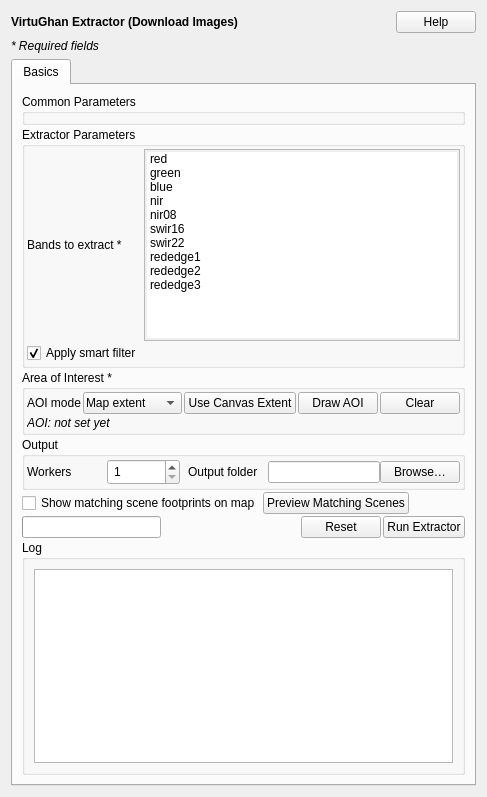
Before: the Qt Designer form virtughan_qgis/extractor/extractor_form.ui in virtughan/qgis-plugin, drawn with Qt 5.
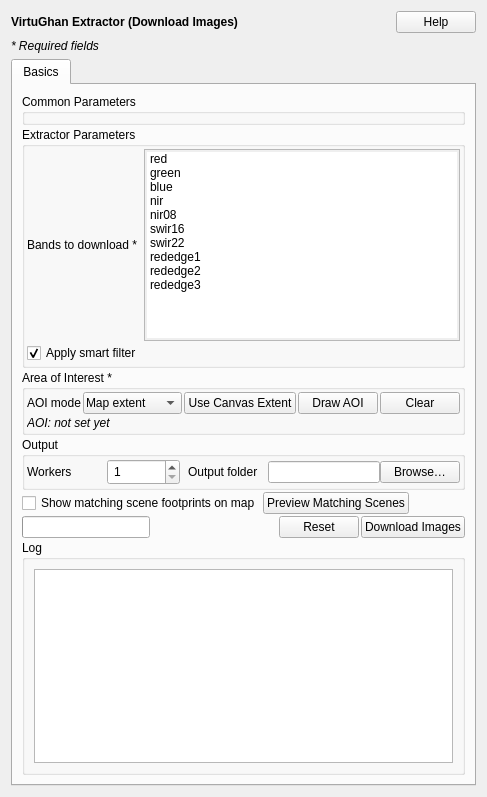
After: the same form once the commit is applied.

Commit message: docs: refresh download and tiles help text and labels

```diff
--- a/virtughan_qgis/extractor/extractor_form.ui
+++ b/virtughan_qgis/extractor/extractor_form.ui
@@ -88,7 +88,7 @@
 
           <item row="0" column="0">
            <widget class="QLabel" name="labelBands">
-            <property name="text"><string>Bands to extract *</string></property>
+            <property name="text"><string>Bands to download *</string></property>
            </widget>
           </item>
           <item row="0" column="1" colspan="3">
@@ -256,7 +256,7 @@
           </item>
           <item>
            <widget class="QPushButton" name="runButton">
-            <property name="text"><string>Run Extractor</string></property>
+            <property name="text"><string>Download Images</string></property>
             <property name="minimumHeight"><number>30</number></property>
            </widget>
           </item>
```
The commit also changes 4 other files.
